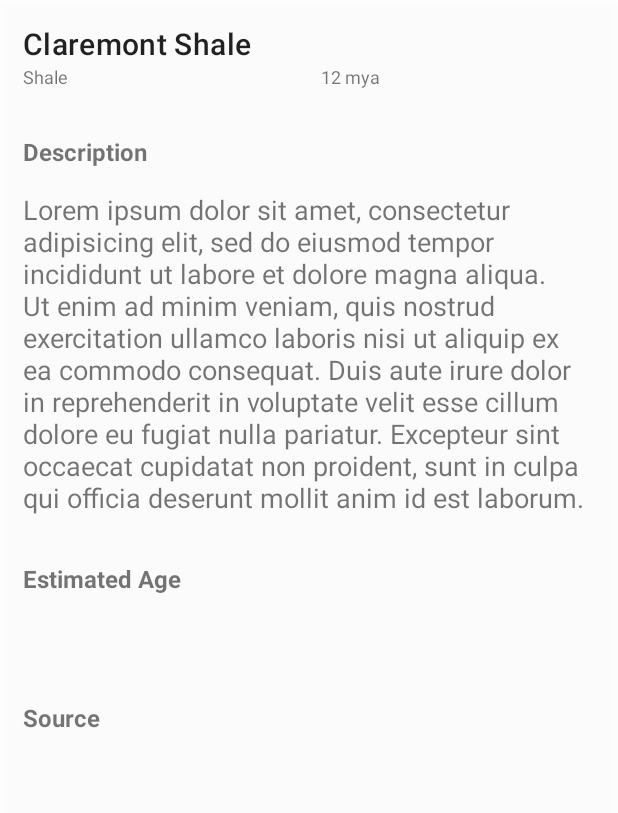
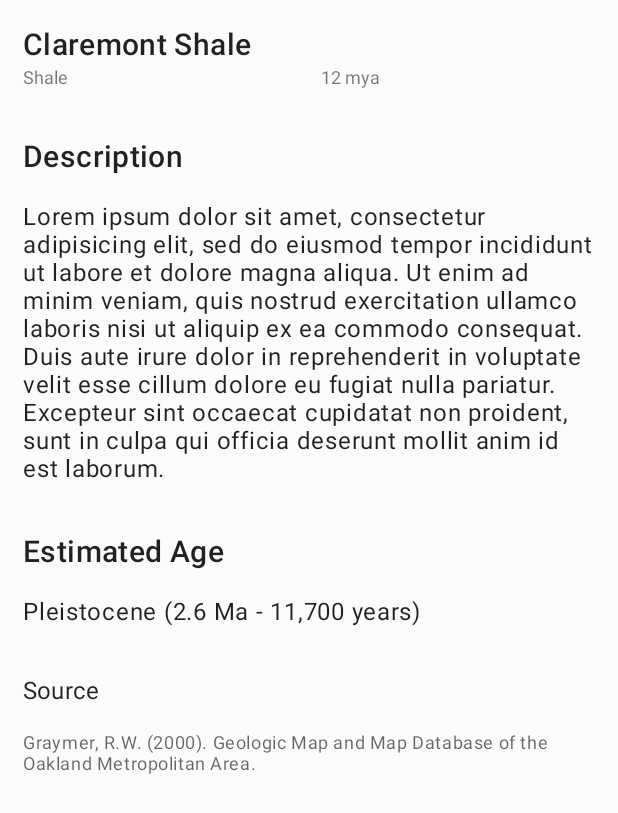
Before and after one commit to kueda/UnderfootAndroid, an Android app: the layout rocks_bottom_sheet.xml on its own in the app's theme, with its tools: preview values and no code run, on a phone screen of 412 x 824 dp. Shown: the top 813 px of the screen. Run offline under Robolectric (Android 15) with nearby library versions, the phone set to English and light mode, and no system bars.

Commit message:
Show full citation in rock unit detail

```diff
--- a/app/src/main/java/rocks/underfoot/underfootandroid/rocks/RocksMapResponder.kt
+++ b/app/src/main/java/rocks/underfoot/underfootandroid/rocks/RocksMapResponder.kt
@@ -39,9 +39,7 @@ class RocksMapResponder(
     override fun onMapReady(mc: MapController?) {
         mapController = mc!!
         mapController.setMapChangeListener(this)
-        mapController.setFeaturePickListener { feature ->
-            feature?.let { viewModel.feature.value = feature }
-        }
+        mapController.setFeaturePickListener { feature -> viewModel.feature.value = feature }
         mapController.touchInput?.let {ti ->
             ti.setTapResponder(this);
             ti.setDoubleTapResponder(this)
--- a/app/src/main/res/layout/rocks_bottom_sheet.xml
+++ b/app/src/main/res/layout/rocks_bottom_sheet.xml
@@ -88,8 +88,8 @@
                     android:paddingTop="15dp"
                     android:paddingRight="15dp"
                     android:text="Description"
-                    android:textSize="16sp"
-                    android:textStyle="bold" />
+                    android:textAppearance="@style/TextAppearance.MaterialComponents.Headline6"
+                    />
                 <!--
                     According to https://stackoverflow.com/a/48935603 you can make a longer lorem with
                     a helper but it's too long for me here.
@@ -98,10 +98,9 @@
                     android:id="@+id/description"
                     android:layout_width="match_parent"
                     android:layout_height="wrap_content"
-                    android:gravity="left"
                     android:padding="15dp"
                     android:text="@{viewModel.featureDescription}"
-                    android:textSize="18sp"
+                    android:textAppearance="@style/TextAppearance.MaterialComponents.Body1"
                     tools:text="Lorem ipsum dolor sit amet, consectetur adipisicing elit, sed do eiusmod tempor incididunt ut labore et dolore magna aliqua. Ut enim ad minim veniam, quis nostrud exercitation ullamco laboris nisi ut aliquip ex ea commodo consequat. Duis aute irure dolor in reprehenderit in voluptate velit esse cillum dolore eu fugiat nulla pariatur. Excepteur sint occaecat cupidatat non proident, sunt in culpa qui officia deserunt mollit anim id est laborum. " />
 
                 <TextView
@@ -111,8 +110,8 @@
                     android:paddingTop="15dp"
                     android:paddingRight="15dp"
                     android:text="Estimated Age"
-                    android:textSize="16sp"
-                    android:textStyle="bold" />
+                    android:textAppearance="@style/TextAppearance.MaterialComponents.Headline6"
+                    />
 
                 <TextView
                     android:id="@+id/estAge"
@@ -121,7 +120,9 @@
                     android:gravity="left"
                     android:padding="15dp"
                     android:text="@{viewModel.featureEstAge}"
-                    android:textSize="18sp" />
+                    android:textAppearance="@style/TextAppearance.MaterialComponents.Body1"
+                    tools:text="Pleistocene (2.6 Ma - 11,700 years)"
+                    />
 
                 <TextView
                     android:layout_width="match_parent"
@@ -130,8 +131,8 @@
                     android:paddingTop="15dp"
                     android:paddingRight="15dp"
                     android:text="Source"
-                    android:textSize="16sp"
-                    android:textStyle="bold" />
+                    android:textAppearance="@style/TextAppearance.MaterialComponents.Subtitle1"
+                />
 
                 <TextView
                     android:id="@+id/source"
@@ -139,8 +140,11 @@
                     android:layout_height="wrap_content"
                     android:gravity="left"
                     android:padding="15dp"
-                    android:text="@{viewModel.featureSource}"
-                    android:textSize="18sp" />
+                    android:autoLink="web"
+                    android:text="@{viewModel.featureCitation}"
+                    android:textAppearance="@style/TextAppearance.MaterialComponents.Caption"
+                    tools:text="Graymer, R.W. (2000). Geologic Map and Map Database of the Oakland Metropolitan Area."
+                    />
             </LinearLayout>
         </ScrollView>
     </LinearLayout>
```
Also changed, not shown: app/src/main/java/rocks/underfoot/underfootandroid/rocks/RockUnitsRepository.kt (+17 -3 lines), app/src/main/java/rocks/underfoot/underfootandroid/rocks/RocksViewModel.kt (+14 -4 lines).
